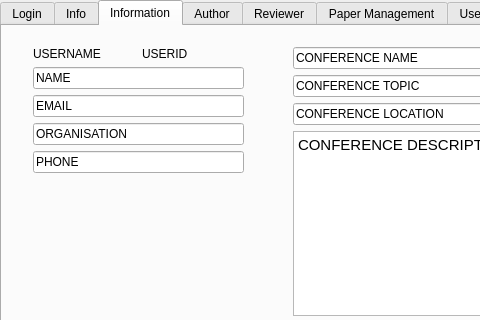
AlexMattLaurenceLukeSam/master, file CMS/MainWindow.ui: the form before one commit; both pictures show x 0 to 480 and y 0 to 320 of the 789 by 636 pixel window.
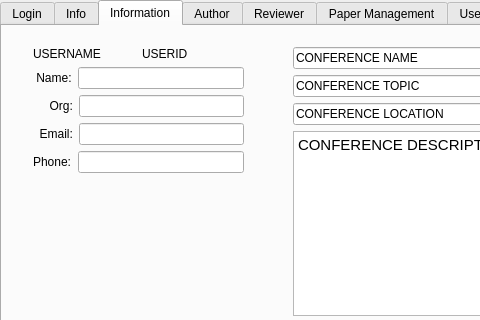
The form after the commit. The open tabs and pages were chosen to show the change.

What changed in the file:
```diff
--- a/CMS/MainWindow.ui
+++ b/CMS/MainWindow.ui
@@ -265,7 +265,7 @@
             </widget>
            </item>
            <item>
-            <widget class="QLineEdit" name="organisation_3"/>
+            <widget class="QLineEdit" name="organisation"/>
            </item>
           </layout>
          </item>
@@ -279,7 +279,7 @@
             </widget>
            </item>
            <item>
-            <widget class="QLineEdit" name="phone_3"/>
+            <widget class="QLineEdit" name="phone"/>
            </item>
           </layout>
          </item>
@@ -528,32 +528,60 @@
           </layout>
          </item>
          <item>
-          <widget class="QLineEdit" name="name_2">
+          <layout class="QHBoxLayout" name="horizontalLayout_44">
+           <item>
+            <widget class="QLabel" name="label_57">
            <property name="text">
-            <string>NAME</string>
+              <string> Name:</string>
            </property>
           </widget>
          </item>
          <item>
-          <widget class="QLineEdit" name="email_2">
+            <widget class="QLineEdit" name="name_3"/>
+           </item>
+          </layout>
+         </item>
+         <item>
+          <layout class="QHBoxLayout" name="horizontalLayout_45">
+           <item>
+            <widget class="QLabel" name="label_58">
            <property name="text">
-            <string>EMAIL</string>
+              <string>     Org:</string>
            </property>
           </widget>
          </item>
          <item>
-          <widget class="QLineEdit" name="organisation_2">
+            <widget class="QLineEdit" name="organisation_3"/>
+           </item>
+          </layout>
+         </item>
+         <item>
+          <layout class="QHBoxLayout" name="horizontalLayout_43">
+           <item>
+            <widget class="QLabel" name="label_56">
            <property name="text">
-            <string>ORGANISATION</string>
+              <string>  Email:</string>
            </property>
           </widget>
          </item>
          <item>
-          <widget class="QLineEdit" name="phone_2">
+            <widget class="QLineEdit" name="email_3"/>
+           </item>
+          </layout>
+         </item>
+         <item>
+          <layout class="QHBoxLayout" name="horizontalLayout_46">
+           <item>
+            <widget class="QLabel" name="label_59">
            <property name="text">
-            <string>PHONE</string>
-           </property>
-          </widget>
+              <string>Phone:</string>
+             </property>
+            </widget>
+           </item>
+           <item>
+            <widget class="QLineEdit" name="phone_3"/>
+           </item>
+          </layout>
          </item>
          <item>
           <spacer name="verticalSpacer_9">
```
Left out of the diff: 4 changed lines with no effect on the pictures. Lines whose indentation alone changed are shown as unchanged.
